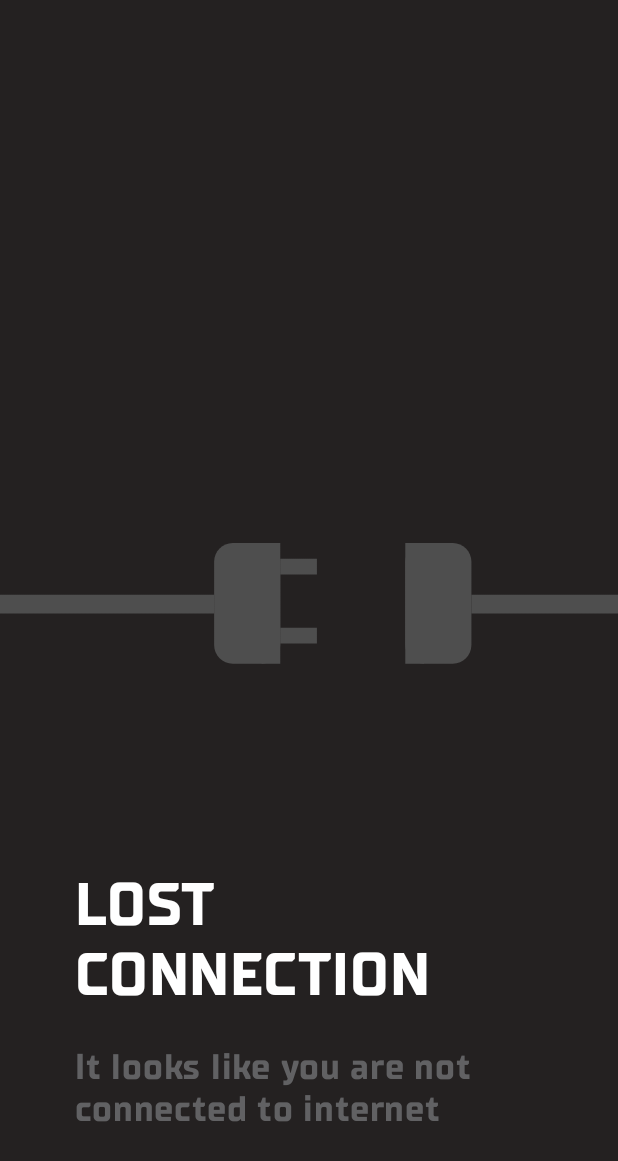
After one commit to codewithdipesh/RetrofitNoteApp, an Android app built with Jetpack Compose: the composable ConnectionLostScreen shown on its own in the app's theme, on a phone screen of 412 x 824 dp. The commit adds this screen. Shown: the top 1161 px of the screen. Run offline under Robolectric (Android 15) with nearby library versions, the phone set to English and light mode, and no system bars.

```diff
--- /dev/null
+++ b/app/src/main/java/com/example/notesappretrofit/presentation/home/elements/ConnectionLostScreen.kt
@@ -0,0 +1,85 @@
+package com.example.notesappretrofit.presentation.home.elements
+
+import androidx.compose.foundation.Image
+import androidx.compose.foundation.layout.Arrangement
+import androidx.compose.foundation.layout.Box
+import androidx.compose.foundation.layout.Column
+import androidx.compose.foundation.layout.Spacer
+import androidx.compose.foundation.layout.fillMaxSize
+import androidx.compose.foundation.layout.height
+import androidx.compose.foundation.layout.padding
+import androidx.compose.material3.Scaffold
+import androidx.compose.material3.Text
+import androidx.compose.runtime.Composable
+import androidx.compose.ui.Alignment
+import androidx.compose.ui.Modifier
+import androidx.compose.ui.graphics.Color
+import androidx.compose.ui.res.colorResource
+import androidx.compose.ui.res.painterResource
+import androidx.compose.ui.unit.dp
+import androidx.compose.ui.unit.sp
+import com.example.notesappretrofit.R
+import com.example.notesappretrofit.ui.theme.backgroungGray
+import com.example.notesappretrofit.ui.theme.customfont
+
+@Composable
+fun ConnectionLostScreen() {
+    Scaffold(
+        containerColor = backgroungGray
+    ) { paddingValues ->
+        Box(
+            modifier = Modifier
+                .padding(paddingValues)
+                .fillMaxSize()
+        ) {
+            Column(
+                modifier = Modifier
+                    .fillMaxSize(),
+                horizontalAlignment = Alignment.Start,
+                verticalArrangement = Arrangement.SpaceBetween
+            ) {
+                Spacer(modifier = Modifier.weight(1f))
+                Image(
+                    painter = painterResource(id = R.drawable.connection_error),
+                    contentDescription = null,
+                    modifier = Modifier
+                        .padding(bottom = 32.dp)
+                )
+                Spacer(modifier = Modifier.weight(.1f))
+                Column(modifier = Modifier.padding(horizontal = 50.dp, vertical = 70.dp)) {
+
+                    Text(
+                        text = "LOST",
+                        fontSize = 40.sp,
+                        fontFamily = customfont,
+                        color = Color.White
+                    )
+
+                    Text(
+                        text = "CONNECTION",
+                        fontSize = 40.sp,
+                        fontFamily = customfont,
+                        color = Color.White
+                    )
+
+                    Spacer(modifier = Modifier.height(24.dp))
+
+                    Text(
+                        text = "It looks like you are not",
+                        fontSize = 24.sp,
+                        fontFamily = customfont,
+                        color = colorResource(id = R.color.darkgray)
+                    )
+
+                    Text(
+                        text = "connected to internet",
+                        fontSize = 24.sp,
+                        fontFamily = customfont,
+                        color = colorResource(id = R.color.darkgray)
+                    )
+
+                }
+            }
+        }
+    }
+}
--- /dev/null
+++ b/app/src/main/res/drawable/connection_error.xml
@@ -0,0 +1,30 @@
+<vector xmlns:android="http://schemas.android.com/apk/res/android"
+    android:width="430dp"
+    android:height="84dp"
+    android:viewportWidth="430"
+    android:viewportHeight="84">
+  <path
+      android:pathData="M0,36H149V49H0V36Z"
+      android:fillColor="#4E4E4E"/>
+  <path
+      android:pathData="M328,36H430V49H328V36Z"
+      android:fillColor="#4E4E4E"/>
+  <path
+      android:pathData="M149,13C149,5.82 154.82,0 162,0H182C189.18,0 195,5.82 195,13V71C195,78.18 189.18,84 182,84H162C154.82,84 149,78.18 149,71V13Z"
+      android:fillColor="#4E4E4E"/>
+  <path
+      android:pathData="M282,13C282,5.82 287.82,0 295,0H315C322.18,0 328,5.82 328,13V71C328,78.18 322.18,84 315,84H295C287.82,84 282,78.18 282,71V13Z"
+      android:fillColor="#4E4E4E"/>
+  <path
+      android:pathData="M195,0H182V84H195V0Z"
+      android:fillColor="#4E4E4E"/>
+  <path
+      android:pathData="M295,0H282V84H295V0Z"
+      android:fillColor="#4E4E4E"/>
+  <path
+      android:pathData="M195,22V11H220.5V22H195Z"
+      android:fillColor="#4E4E4E"/>
+  <path
+      android:pathData="M195,70V59H220.5V70H195Z"
+      android:fillColor="#4E4E4E"/>
+</vector>
--- a/app/src/main/res/values/colors.xml
+++ b/app/src/main/res/values/colors.xml
@@ -9,5 +9,6 @@
     <color name="white">#FFFFFFFF</color>
     <color name="background">#242121</color>
     <color name="gray">#D8D8D8</color>
+    <color name="darkgray">#616163</color>
 
 </resources>
```
Also changed, not shown: app/src/main/java/com/example/notesappretrofit/data/workmanager/ConnectivityObserverImpl.kt (added, +46 -0 lines), app/src/main/java/com/example/notesappretrofit/presentation/home/HomeView.kt (+27 -5 lines), app/src/main/java/com/example/notesappretrofit/presentation/home/elements/AnimatedShimmer.kt (added, +155 -0 lines), app/src/main/java/com/example/notesappretrofit/presentation/home/elements/ConnectivityObserver.kt (added, +11 -0 lines), app/src/main/java/com/example/notesappretrofit/presentation/home/elements/serverErrorScreen.kt (added, +94 -0 lines), app/src/main/java/com/example/notesappretrofit/presentation/home/viewModel/HomeViewModel.kt (added, +121 -0 lines), app/src/main/java/com/example/notesappretrofit/presentation/home/viewModel/UiState.kt (added, +10 -0 lines), app/src/main/java/com/example/notesappretrofit/utils/mapNoteErrorToMessage.kt (added, +15 -0 lines), app/src/main/res/drawable/server_error.xml (added, +34 -0 lines).
